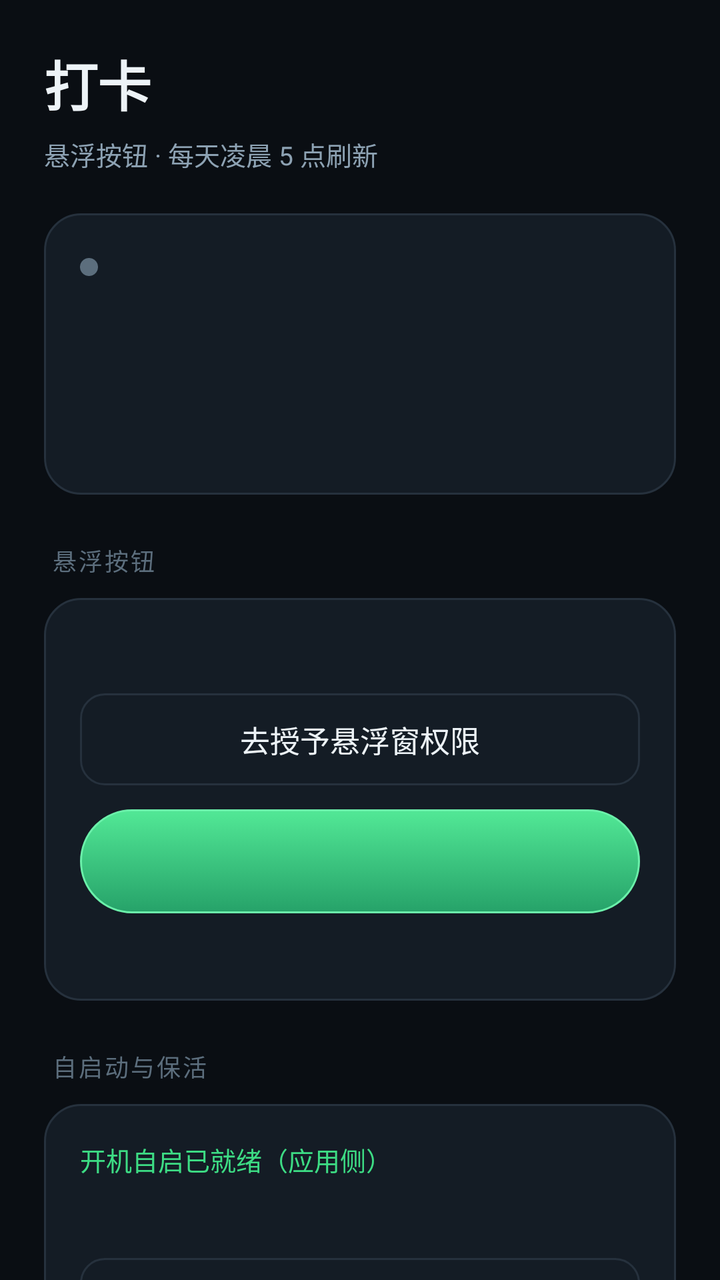
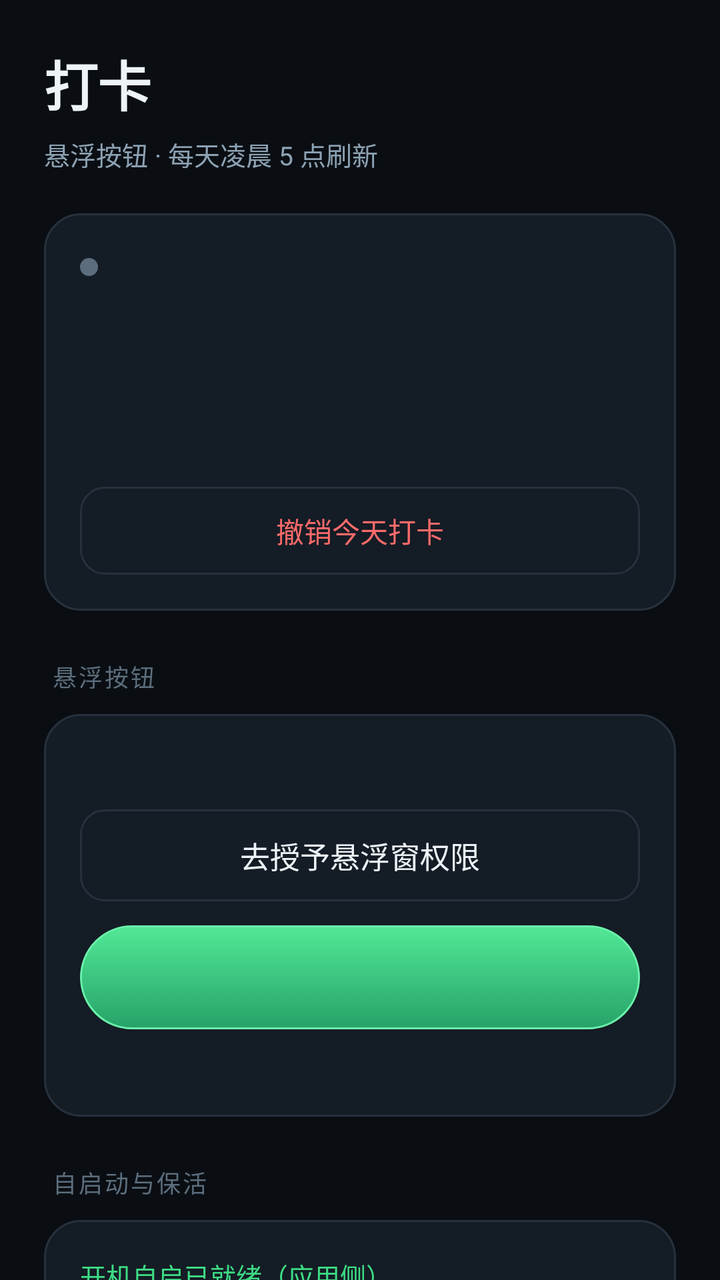

Compare the two renders of this Android layout. The source of the first and the diff that turns it into the second are given below.
<!-- AndroidManifest.xml: application theme AppTheme -->
<!-- res/layout/screen_punch.xml -->
<?xml version="1.0" encoding="utf-8"?>
<ScrollView xmlns:android="http://schemas.android.com/apk/res/android"
    android:layout_width="match_parent" android:layout_height="match_parent"
    android:fillViewport="true" android:scrollbars="none">
  <LinearLayout android:layout_width="match_parent" android:layout_height="wrap_content"
      android:orientation="vertical" android:padding="22dp">

    <TextView android:layout_width="wrap_content" android:layout_height="wrap_content"
        android:text="@string/tab_punch" style="@style/H1" />
    <TextView android:layout_width="wrap_content" android:layout_height="wrap_content"
        android:layout_marginTop="6dp" android:text="@string/punch_sub" style="@style/Sub" />

    
    <LinearLayout android:layout_width="match_parent" android:layout_height="wrap_content"
        android:orientation="vertical" android:layout_marginTop="20dp"
        android:padding="18dp" android:background="@drawable/card">
      <LinearLayout android:layout_width="match_parent" android:layout_height="wrap_content"
          android:orientation="horizontal" android:gravity="center_vertical">
        <View android:id="@+id/p_dot" android:layout_width="9dp" android:layout_height="9dp"
            android:background="@drawable/dot_off" />
        <TextView android:id="@+id/p_today_state" android:layout_width="0dp"
            android:layout_height="wrap_content" android:layout_weight="1"
            android:layout_marginLeft="9dp" android:textSize="13sp"
            android:textColor="@color/text_dim" />
      </LinearLayout>

      <TextView android:id="@+id/p_today_time" android:layout_width="match_parent"
          android:layout_height="wrap_content" android:layout_marginTop="12dp"
          android:textSize="40sp" android:textStyle="bold" android:textColor="@color/text"
          android:letterSpacing="-0.02" />
      <TextView android:id="@+id/p_countdown" android:layout_width="match_parent"
          android:layout_height="wrap_content" android:layout_marginTop="4dp" style="@style/Sub" />
    </LinearLayout>

    
    <TextView android:layout_width="wrap_content" android:layout_height="wrap_content"
        android:layout_marginTop="24dp" android:layout_marginLeft="4dp"
        android:text="@string/punch_sec_overlay" style="@style/CardTitle" />
    <LinearLayout android:layout_width="match_parent" android:layout_height="wrap_content"
        android:orientation="vertical" android:layout_marginTop="10dp"
        android:padding="18dp" android:background="@drawable/card">

      <TextView android:id="@+id/p_perm" android:layout_width="match_parent"
          android:layout_height="wrap_content" style="@style/Sub" />
      <TextView android:id="@+id/p_grant" android:layout_width="match_parent"
          android:layout_height="46dp" android:layout_marginTop="12dp"
          android:background="@drawable/btn_ghost" android:gravity="center"
          android:text="@string/punch_grant" android:textSize="15sp"
          android:textColor="@color/text" android:clickable="true" android:focusable="true" />

      <TextView android:id="@+id/p_toggle" android:layout_width="match_parent"
          android:layout_height="52dp" android:layout_marginTop="12dp"
          android:background="@drawable/btn_wake_sel" android:gravity="center"
          android:textSize="16sp" android:textStyle="bold"
          android:textColor="#FF06150D" android:clickable="true" android:focusable="true" />
      <TextView android:id="@+id/p_hint" android:layout_width="match_parent"
          android:layout_height="wrap_content" android:layout_marginTop="8dp"
          android:gravity="center" style="@style/Sub" />
    </LinearLayout>

    
    <TextView android:layout_width="wrap_content" android:layout_height="wrap_content"
        android:layout_marginTop="24dp" android:layout_marginLeft="4dp"
        android:text="@string/punch_sec_boot" style="@style/CardTitle" />
    <LinearLayout android:layout_width="match_parent" android:layout_height="wrap_content"
        android:orientation="vertical" android:layout_marginTop="10dp"
        android:padding="18dp" android:background="@drawable/card">

      <TextView android:id="@+id/p_boot_info" android:layout_width="match_parent"
          android:layout_height="wrap_content" android:textSize="13sp"
          android:textColor="@color/accent" android:text="@string/punch_boot_ready" />

      <TextView android:id="@+id/p_batt" android:layout_width="match_parent"
          android:layout_height="wrap_content" android:layout_marginTop="10dp" style="@style/Sub" />

      <TextView android:id="@+id/p_batt_btn" android:layout_width="match_parent"
          android:layout_height="46dp" android:layout_marginTop="12dp"
          android:background="@drawable/btn_ghost" android:gravity="center"
          android:text="@string/punch_batt_btn" android:textSize="15sp"
          android:textColor="@color/text" android:clickable="true" android:focusable="true" />

      <TextView android:layout_width="match_parent" android:layout_height="wrap_content"
          android:layout_marginTop="12dp" android:textSize="12sp"
          android:textColor="@color/text_dim" android:lineSpacingExtra="3dp"
          android:text="@string/punch_miui_hint" />
    </LinearLayout>

    
    <TextView android:layout_width="wrap_content" android:layout_height="wrap_content"
        android:layout_marginTop="24dp" android:layout_marginLeft="4dp"
        android:text="@string/punch_sec_history" style="@style/CardTitle" />
    <LinearLayout android:id="@+id/p_history" android:layout_width="match_parent"
        android:layout_height="wrap_content" android:orientation="vertical"
        android:layout_marginTop="10dp" />
  </LinearLayout>
</ScrollView>
<!-- resources referenced by this layout -->
<resources>
  <color name="accent">#FF3DDC84</color>
  <color name="text">#FFEDF3F7</color>
  <color name="text_dim">#FF8DA2B3</color>
  <!-- drawable btn_wake_sel (drawable) -->
  <?xml version="1.0" encoding="utf-8"?>
  <selector xmlns:android="http://schemas.android.com/apk/res/android">
      <item android:state_enabled="false" android:drawable="@drawable/btn_wake_disabled"/>
      <item android:state_pressed="true" android:drawable="@drawable/btn_wake_pressed"/>
      <item android:drawable="@drawable/btn_wake"/>
  </selector>
  <!-- drawable card (drawable) -->
  <?xml version="1.0" encoding="utf-8"?>
  <shape xmlns:android="http://schemas.android.com/apk/res/android" android:shape="rectangle">
      <solid android:color="@color/surface"/>
      <corners android:radius="18dp"/>
      <stroke android:width="1dp" android:color="@color/border"/>
  </shape>
  <!-- drawable dot_off (drawable) -->
  <?xml version="1.0" encoding="utf-8"?>
  <shape xmlns:android="http://schemas.android.com/apk/res/android" android:shape="oval">
      <solid android:color="@color/text_faint"/><size android:width="9dp" android:height="9dp"/>
  </shape>
  <string name="punch_batt_btn">申请电池优化豁免</string>
  <string name="punch_boot_ready">开机自启已就绪（应用侧）</string>
  <string name="punch_grant">去授予悬浮窗权限</string>
  <string name="punch_miui_hint">国产系统（MIUI/EMUI 等）还需手动开启：\n设置 → 应用 → Viruzha 工具箱 → 自启动 / 后台弹出界面。\n这一步任何 App 都无法绕过，不开的话开机广播会被系统直接拦掉。</string>
  <string name="punch_sec_boot">自启动与保活</string>
  <string name="punch_sec_history">历史记录</string>
  <string name="punch_sec_overlay">悬浮按钮</string>
  <string name="punch_sub">悬浮按钮 · 每天凌晨 5 点刷新</string>
  <string name="tab_punch">打卡</string>
  <style name="CardTitle">
          <item name="android:textSize">12sp</item>
          <item name="android:textColor">@color/text_faint</item>
          <item name="android:letterSpacing">0.08</item>
          <item name="android:textAllCaps">true</item>
      </style>
  <style name="H1">
          <item name="android:textSize">27sp</item>
          <item name="android:textStyle">bold</item>
          <item name="android:textColor">@color/text</item>
          <item name="android:letterSpacing">-0.01</item>
      </style>
  <style name="Sub">
          <item name="android:textSize">13sp</item>
          <item name="android:textColor">@color/text_dim</item>
          <item name="android:lineSpacingExtra">3dp</item>
      </style>
  <color name="surface_hi">#FF1C2732</color>
  <color name="border">#FF26313D</color>
  <!-- drawable btn_wake_disabled (drawable) -->
  <?xml version="1.0" encoding="utf-8"?>
  <shape xmlns:android="http://schemas.android.com/apk/res/android" android:shape="rectangle">
      <solid android:color="@color/accent_deep"/>
      <corners android:radius="26dp"/>
      <stroke android:width="1dp" android:color="@color/border"/>
  </shape>
  <!-- drawable btn_wake_pressed (drawable) -->
  <?xml version="1.0" encoding="utf-8"?>
  <shape xmlns:android="http://schemas.android.com/apk/res/android" android:shape="rectangle">
      <solid android:color="@color/accent_dim"/>
      <corners android:radius="26dp"/>
      <stroke android:width="1dp" android:color="@color/accent_dim"/>
  </shape>
  <!-- drawable btn_wake (drawable) -->
  <?xml version="1.0" encoding="utf-8"?>
  <shape xmlns:android="http://schemas.android.com/apk/res/android" android:shape="rectangle">
      <gradient android:angle="270" android:startColor="#FF52E896" android:endColor="@color/accent_dim" android:type="linear"/>
      <corners android:radius="26dp"/>
      <stroke android:width="1dp" android:color="#FF6BF0AA"/>
  </shape>
  <color name="surface">#FF141C25</color>
  <color name="text_faint">#FF5C6E7D</color>
  <color name="bg">#FF0A0E13</color>
  <color name="bg_top">#FF111A22</color>
  <color name="nav_bg">#FF0E151C</color>
  <color name="accent_deep">#FF0F3D28</color>
  <color name="accent_dim">#FF26A269</color>
  <!-- unchanged entries left out for length: 2 -->
</resources>

<!-- the commit's change to res/layout/screen_punch.xml (unified diff, before → after) -->
@@ -30,6 +30,12 @@
           android:letterSpacing="-0.02" />
       <TextView android:id="@+id/p_countdown" android:layout_width="match_parent"
           android:layout_height="wrap_content" android:layout_marginTop="4dp" style="@style/Sub" />
+
+      <TextView android:id="@+id/p_undo" android:layout_width="match_parent"
+          android:layout_height="44dp" android:layout_marginTop="14dp"
+          android:background="@drawable/btn_ghost" android:gravity="center"
+          android:text="@string/punch_undo" android:textSize="14sp"
+          android:textColor="@color/danger" android:clickable="true" android:focusable="true" />
     </LinearLayout>
 
     
<!-- resource entries referenced after the edit -->
@@ -1,6 +1,7 @@
 <!-- resources referenced by this layout -->
 <resources>
   <color name="accent">#FF3DDC84</color>
+  <color name="danger">#FFFF6B6B</color>
   <color name="text">#FFEDF3F7</color>
   <color name="text_dim">#FF8DA2B3</color>
   <!-- drawable btn_wake_sel (drawable) -->
@@ -27,9 +28,10 @@
   <string name="punch_grant">去授予悬浮窗权限</string>
   <string name="punch_miui_hint">国产系统（MIUI/EMUI 等）还需手动开启：\n设置 → 应用 → Viruzha 工具箱 → 自启动 / 后台弹出界面。\n这一步任何 App 都无法绕过，不开的话开机广播会被系统直接拦掉。</string>
   <string name="punch_sec_boot">自启动与保活</string>
-  <string name="punch_sec_history">历史记录</string>
+  <string name="punch_sec_history">历史记录 · 点任意一条可删除</string>
   <string name="punch_sec_overlay">悬浮按钮</string>
   <string name="punch_sub">悬浮按钮 · 每天凌晨 5 点刷新</string>
+  <string name="punch_undo">撤销今天打卡</string>
   <string name="tab_punch">打卡</string>
   <style name="CardTitle">
           <item name="android:textSize">12sp</item>
